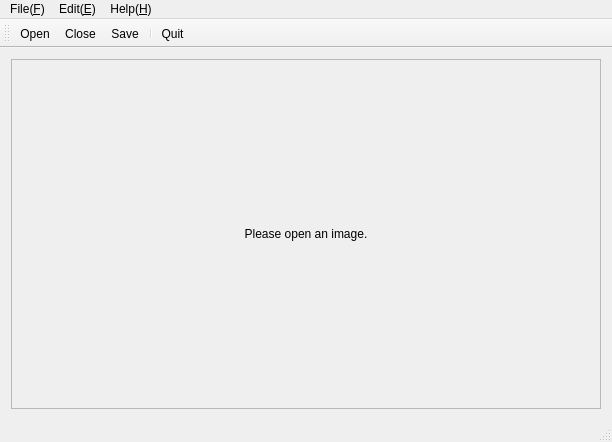
wzpan/Qt_Toys, file ImageViewer/mainwindow.ui: the form before one commit.
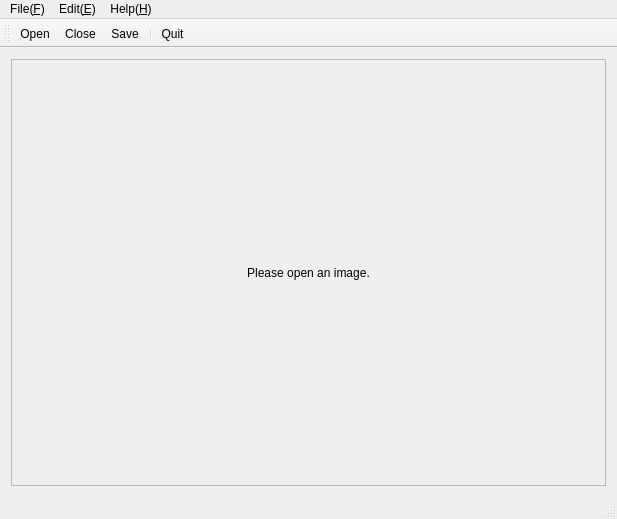
The form after the commit. Icons and pictures are not drawn.

Patch:
```diff
--- a/ImageViewer/mainwindow.ui
+++ b/ImageViewer/mainwindow.ui
@@ -6,8 +6,8 @@
    <rect>
     <x>0</x>
     <y>0</y>
-    <width>612</width>
-    <height>442</height>
+    <width>617</width>
+    <height>519</height>
    </rect>
   </property>
   <property name="windowTitle">
@@ -29,8 +29,8 @@
         <rect>
          <x>0</x>
          <y>0</y>
-         <width>592</width>
-         <height>344</height>
+         <width>597</width>
+         <height>421</height>
         </rect>
        </property>
        <layout class="QGridLayout" name="gridLayout_2">
@@ -55,7 +55,7 @@
     <rect>
      <x>0</x>
      <y>0</y>
-     <width>612</width>
+     <width>617</width>
      <height>17</height>
     </rect>
    </property>
```
Left out of the diff: 5 changed lines with no effect on the pictures.
